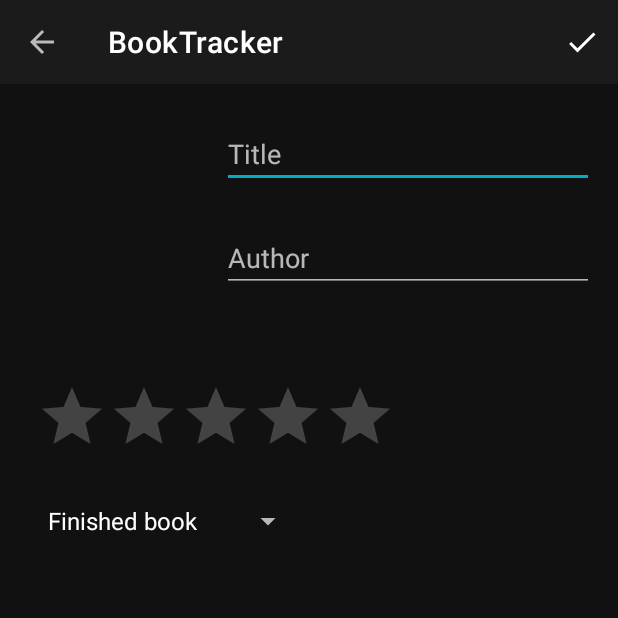
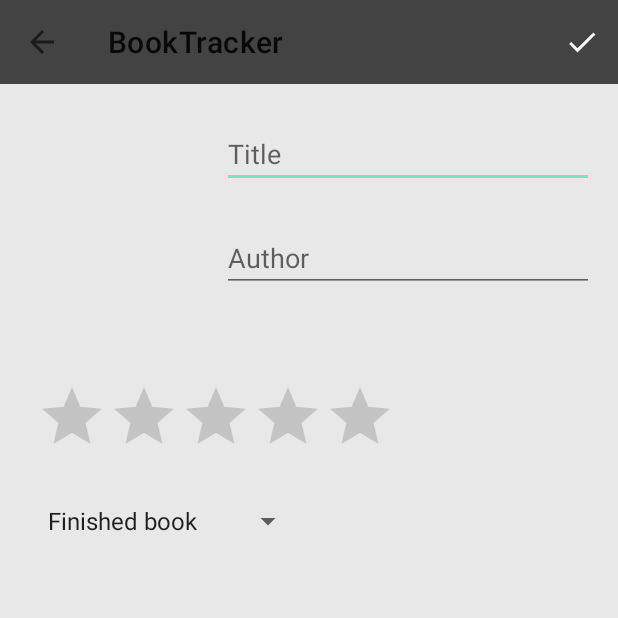
Before and after one commit to zlatoslava/Book-Tracker, an Android app: the BookActivity screen opened directly, with no data from a screen before it, on a phone screen of 412 x 824 dp, the top half of it. Run offline under Robolectric (Android 15) with nearby library versions, the phone set to English and light mode, and no system bars; our stand-ins replace Room's generated code, data binding; pictures from the network do not load.

Commit message:
New light design, preferences activity

```diff
--- a/app/build.gradle
+++ b/app/build.gradle
@@ -37,6 +37,7 @@ dependencies {
     implementation 'androidx.appcompat:appcompat:1.1.0'
     implementation 'androidx.constraintlayout:constraintlayout:1.1.3'
     implementation 'androidx.legacy:legacy-support-v4:1.0.0'
+    implementation 'androidx.preference:preference:1.1.1'
     testImplementation 'junit:junit:4.12'
     androidTestImplementation 'androidx.test:runner:1.2.0'
     androidTestImplementation 'androidx.test.espresso:espresso-core:3.2.0'
--- a/app/src/main/java/com/example/booktracker/view/ui/BookActivity.java
+++ b/app/src/main/java/com/example/booktracker/view/ui/BookActivity.java
@@ -169,7 +169,7 @@ public class BookActivity extends AppCompatActivity {
     private void deleteBook(){
         AlertDialog.Builder builder = new AlertDialog.Builder(this)
                 .setMessage(R.string.dialog_delete_book)
-                .setPositiveButton(R.string.dialog_positive_option, new DialogInterface.OnClickListener() {
+                .setPositiveButton(R.string.dialog_delete_option, new DialogInterface.OnClickListener() {
                     @Override
                     public void onClick(DialogInterface dialog, int which) {
                         mSingleBookViewModel.deleteBook();
--- a/app/src/main/java/com/example/booktracker/view/ui/MainActivity.java
+++ b/app/src/main/java/com/example/booktracker/view/ui/MainActivity.java
@@ -74,7 +74,8 @@ public class MainActivity extends AppCompatActivity implements  SpeedDialView.On
 
                 return true;
             case R.id.toolbar_settings:
-
+                Intent intent = new Intent(this, SettingsActivity.class);
+                startActivity(intent);
                 return true;
             default:
                 return super.onOptionsItemSelected(item);
--- a/app/src/main/java/com/example/booktracker/viewModels/SingleBookViewModel.java
+++ b/app/src/main/java/com/example/booktracker/viewModels/SingleBookViewModel.java
@@ -8,7 +8,7 @@ import androidx.lifecycle.MutableLiveData;
 
 import com.example.booktracker.R;
 import com.example.booktracker.data.DataBaseRepository;
-import com.example.booktracker.models.Book;
+import com.example.booktracker.data.models.Book;
 
 public class SingleBookViewModel extends AndroidViewModel {
 
--- a/app/src/main/res/drawable/bottom_navigation_view_item_tint.xml
+++ b/app/src/main/res/drawable/bottom_navigation_view_item_tint.xml
@@ -1,7 +1,7 @@
 <?xml version="1.0" encoding="utf-8"?>
 <selector xmlns:android="http://schemas.android.com/apk/res/android">
 
-    <item android:state_checked="true" android:color="@color/color_on_primary" />
-    <item android:color="@color/color_on_background"  />
+    <item android:state_checked="true" android:color="@color/color_secondary_variant" />
+    <item android:color="@color/color_primary"  />
 
 </selector>
--- a/app/src/main/res/layout/activity_book.xml
+++ b/app/src/main/res/layout/activity_book.xml
@@ -12,7 +12,6 @@
     <androidx.constraintlayout.widget.ConstraintLayout
         android:layout_width="match_parent"
         android:layout_height="match_parent"
-        android:background="@color/color_primary_variant"
         tools:context=".view.ui.BookActivity">
 
         <EditText
--- a/app/src/main/res/menu/bottom_menu.xml
+++ b/app/src/main/res/menu/bottom_menu.xml
@@ -4,16 +4,16 @@
     <item
         android:id="@+id/read_books"
         android:icon="@drawable/read_book"
-        android:title="Read" />
+        android:title="@string/read_books" />
 
     <item
         android:id="@+id/unfinished_books"
         android:icon="@drawable/book_unfinished"
-        android:title="Unfinished" />
+        android:title="@string/unfinished_books" />
 
     <item
         android:id="@+id/books_to_read"
         android:icon="@drawable/book_to_read"
-        android:title="To read" />
+        android:title="@string/books_to_read" />
 
 </menu>
--- a/app/src/main/res/values/colors.xml
+++ b/app/src/main/res/values/colors.xml
@@ -1,21 +1,50 @@
 <?xml version="1.0" encoding="utf-8"?>
 <resources>
-    <color name="color_primary">#1B1B1B</color>
-    <color name="color_primary_variant">#111111</color>
-    <color name="color_secondary">#00acc1</color>
-    <color name="color_secondary_variant">#007c91</color>
+<!--    <color name="color_primary">#1B1B1B</color>-->
+<!--    <color name="color_primary_variant">#111111</color>-->
+<!--    <color name="color_secondary">#00acc1</color>-->
+<!--    <color name="color_secondary_variant">#007c91</color>-->
 
-    <color name="color_background">#424242</color>
-    <color name="color_surface">#2C2C2C</color>
-    <color name="color_error">#ad1457</color>
+<!--    <color name="color_background">#424242</color>-->
+<!--    <color name="color_surface">#2C2C2C</color>-->
+<!--    <color name="color_error">#ad1457</color>-->
 
-    <color name="color_on_primary">#ffffff</color>
+<!--    <color name="color_on_primary">#ffffff</color>-->
+<!--    <color name="color_on_secondary">#000000</color>-->
+<!--    <color name="color_on_background">#757575</color>-->
+<!--    <color name="color_on_surface">#ffffff</color>-->
+<!--    <color name="color_on_error">#000000</color>-->
+
+<!--    <color name="color_event_time">#5ddef4</color>-->
+<!--    <color name="color_drawable_tint">#ffd600</color>-->
+
+    <color name="color_primary">#434343</color>
+    <color name="color_primary_variant">#6e6e6e</color>
+    <color name="color_secondary">#6aebc0</color>
+    <color name="color_secondary_variant">#2db890</color>
+
+    <color name="color_background">#E8E8E8</color>
+    <color name="color_surface">#FFFFFF</color>
+    <color name="color_error">#e63946</color>
+
+    <color name="color_on_primary">#E8E8E8</color>
     <color name="color_on_secondary">#000000</color>
-    <color name="color_on_background">#757575</color>
-    <color name="color_on_surface">#ffffff</color>
+    <color name="color_on_background">#000000</color>
+    <color name="color_on_surface">#000000</color>
     <color name="color_on_error">#000000</color>
 
-    <color name="color_event_time">#5ddef4</color>
-    <color name="color_drawable_tint">#ffd600</color>
+    <color name="colorPrimaryDark">#1c1c1c</color>
+    <color name="colorAccent">#e63946</color>
+
+
+<!--    <color name="primaryColor">#fce4ec</color>-->
+<!--    <color name="primaryLightColor">#ffffff</color>-->
+<!--    <color name="primaryDarkColor">#c9b2ba</color>-->
+<!--    <color name="secondaryColor">#6aebc0</color>-->
+<!--    <color name="secondaryLightColor">#a0fff3</color>-->
+<!--    <color name="secondaryDarkColor">#2db890</color>-->
+<!--    <color name="primaryTextColor">#000000</color>-->
+<!--    <color name="secondaryTextColor">#000000</color>-->
+<!--    <color name="colorOnPrimary">#000000</color>-->
 
 </resources>
--- a/app/src/main/res/values/styles.xml
+++ b/app/src/main/res/values/styles.xml
@@ -1,7 +1,7 @@
 <resources>
 
     <!-- Base application theme. -->
-    <style name="AppTheme" parent="Theme.MaterialComponents.NoActionBar">
+    <style name="AppTheme" parent="Theme.MaterialComponents.DayNight.NoActionBar">
         <!--Material color attributes -->
         <item name="colorPrimary">@color/color_primary</item>
         <item name="colorPrimaryVariant">@color/color_primary_variant</item>
@@ -18,12 +18,28 @@
         <item name="colorOnSurface">@color/color_on_surface</item>
 
         <!--Remap legacy AppCompat attributes to MaterialComponent attributes-->
-        <item name="colorPrimaryDark">?colorPrimaryVariant</item>
-        <item name="colorAccent">?colorSecondary</item>
+<!--        <item name="colorPrimaryDark">?colorPrimaryVariant</item>-->
+<!--        <item name="colorAccent">?colorSecondary</item>-->
+
     </style>
 
-    <style name="custom_fab" >
-        <item name="android:textColor">@android:color/white</item>
-    </style>
+
+
+<!--    <style name="AppTheme" parent="Theme.MaterialComponents.DayNight.NoActionBar">-->
+<!--        <item name="colorPrimary">@color/primaryColor</item>-->
+<!--        <item name="colorPrimaryVariant">@color/primaryDarkColor</item>-->
+<!--        <item name="colorOnPrimary">@color/primaryTextColor</item>&ndash;&gt;-->
+<!--        <item name="colorSecondary">@color/secondaryColor</item>-->
+<!--        <item name="colorSecondaryVariant">@color/secondaryDarkColor</item>-->
+<!--        <item name="colorOnSecondary">@color/secondaryTextColor</item>-->
+
+<!--        &lt;!&ndash; Additional colors &ndash;&gt;-->
+<!--&lt;!&ndash;        <item name="android:colorBackground">@color/colorBackground</item>&ndash;&gt;-->
+<!--&lt;!&ndash;        <item name="colorOnBackground">@color/colorOnBackground</item>&ndash;&gt;-->
+<!--&lt;!&ndash;        <item name="colorSurface">@color/colorSurface</item>&ndash;&gt;-->
+<!--&lt;!&ndash;        <item name="colorOnSurface">@color/colorOnSurface</item>&ndash;&gt;-->
+<!--&lt;!&ndash;        <item name="colorError">@color/colorError</item>&ndash;&gt;-->
+<!--&lt;!&ndash;        <item name="colorOnError">@color/colorOnError</item>&ndash;&gt;-->
+<!--    </style>-->
 
 </resources>
```
Also changed, not shown: app/src/main/AndroidManifest.xml (+10 -5 lines), app/src/main/java/com/example/booktracker/view/ui/SettingsActivity.java (added, +41 -0 lines), app/src/main/res/layout/activity_main.xml (+12 -6 lines), app/src/main/res/layout/book_item.xml (+25 -11 lines), app/src/main/res/layout/settings_activity.xml (added, +16 -0 lines), app/src/main/res/values/arrays.xml (added, +12 -0 lines), app/src/main/res/values/strings.xml (+28 -3 lines), app/src/main/res/xml/root_preferences.xml (added, +18 -0 lines), 1 other file.
